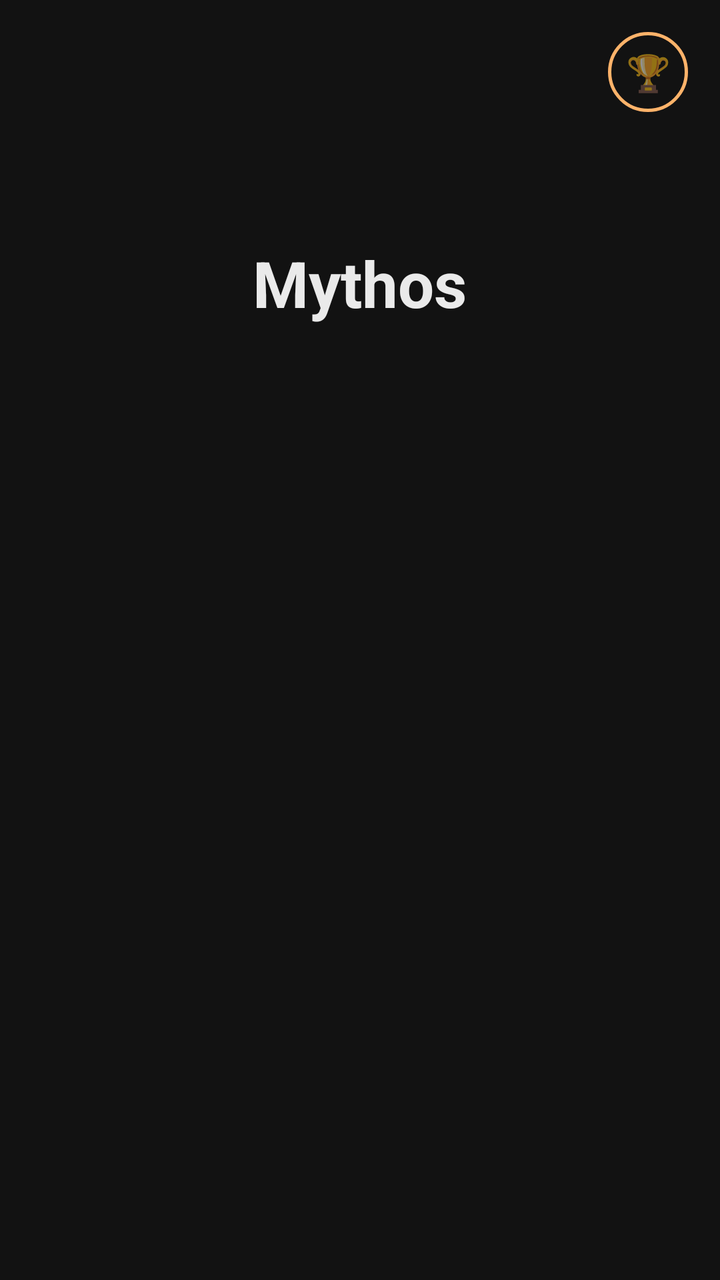
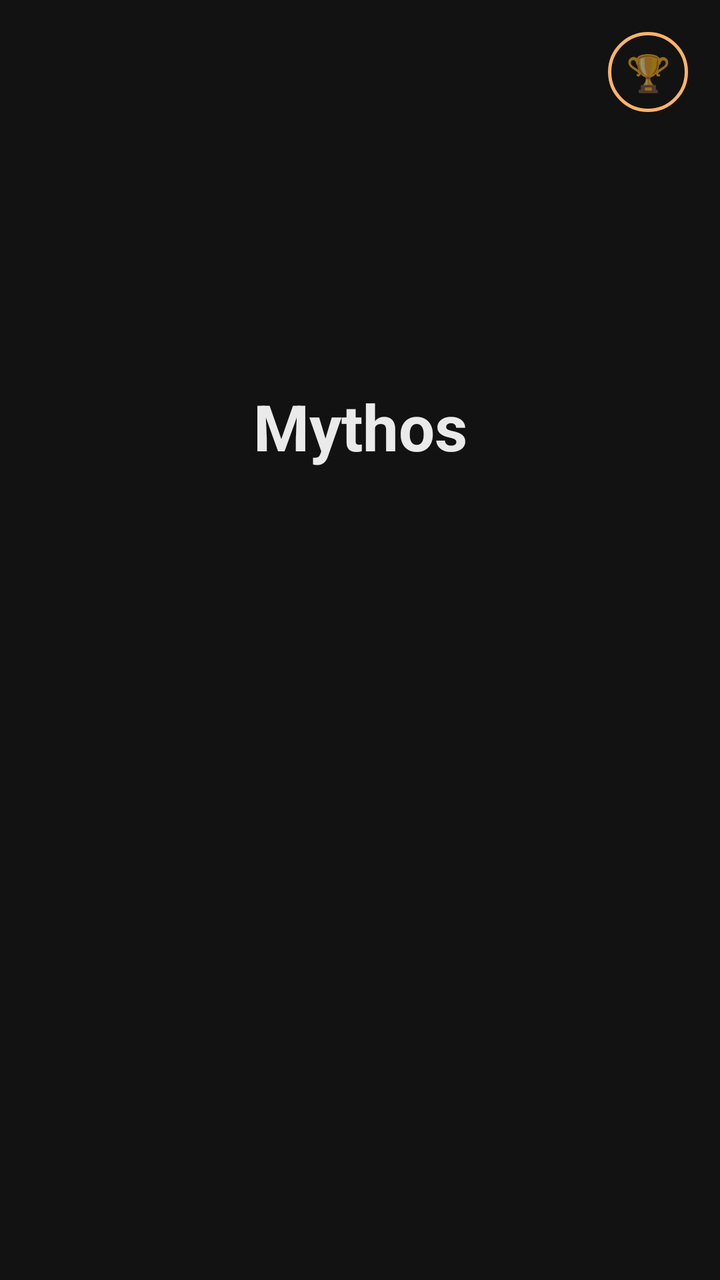

Two renders of the same Android screen: before a commit and after it. Below are the layout's source before the change and the commit's diff.
<!-- AndroidManifest.xml: application theme Theme.App_mythology -->
<!-- res/layout/fragment_home.xml -->
<?xml version="1.0" encoding="utf-8"?>
<FrameLayout xmlns:android="http://schemas.android.com/apk/res/android"
    android:layout_width="match_parent" android:layout_height="match_parent"
    android:background="@android:color/transparent">

    <TextView
        android:layout_width="wrap_content"
        android:layout_height="wrap_content"
        android:layout_gravity="top|center_horizontal"
        android:layout_marginTop="120dp"
        android:text="Mythos"
        android:textSize="32sp"
        android:textStyle="bold"
        android:textColor="@color/on_surface"/>

    
    <include layout="@layout/view_primary_buttons"
        android:layout_width="match_parent"
        android:layout_height="wrap_content"
        android:layout_gravity="center"/>

    
    <TextView android:id="@+id/tv_version"
        android:layout_width="wrap_content" android:layout_height="wrap_content"
        android:layout_gravity="top|start" android:layout_margin="16dp"
        android:textColor="@color/on_surface_variant"
        android:textSize="13sp"
        android:contentDescription="Version de l'application"/>

    <TextView android:id="@+id/btn_trophy"
        android:layout_width="40dp" android:layout_height="40dp"
        android:layout_gravity="top|end" android:layout_margin="16dp"
        android:background="@drawable/bg_help_button"
        android:gravity="center"
        android:text="🏆" android:textSize="18sp"
        android:contentDescription="Succès"
        android:clickable="true" android:focusable="true"/>

</FrameLayout>
<!-- res/layout/view_primary_buttons.xml (included above) -->
<?xml version="1.0" encoding="utf-8"?>

<LinearLayout xmlns:android="http://schemas.android.com/apk/res/android"
    android:id="@+id/primary_button_column"
    android:layout_width="match_parent"
    android:layout_height="wrap_content"
    android:orientation="vertical"
    android:gravity="center_horizontal">

    <ImageButton
        android:id="@+id/btn_primary_1"
        android:layout_width="wrap_content"
        android:layout_height="78dp"
        android:layout_marginBottom="16dp"
        android:adjustViewBounds="true"
        android:scaleType="fitCenter"
        android:background="@null"
        android:padding="0dp" />

    <ImageButton
        android:id="@+id/btn_primary_2"
        android:layout_width="wrap_content"
        android:layout_height="78dp"
        android:layout_marginBottom="16dp"
        android:adjustViewBounds="true"
        android:scaleType="fitCenter"
        android:background="@null"
        android:padding="0dp" />

    <ImageButton
        android:id="@+id/btn_primary_3"
        android:layout_width="wrap_content"
        android:layout_height="78dp"
        android:layout_marginBottom="16dp"
        android:adjustViewBounds="true"
        android:scaleType="fitCenter"
        android:background="@null"
        android:padding="0dp" />

</LinearLayout>
<!-- resources referenced by this layout -->
<resources>
  <color name="on_surface">#FFEAEAEA</color>
  <color name="on_surface_variant">#FF9E9E9E</color>
  <!-- drawable bg_help_button (drawable) -->
  <?xml version="1.0" encoding="utf-8"?>
  <shape xmlns:android="http://schemas.android.com/apk/res/android"
      android:shape="oval">
      <solid android:color="@android:color/transparent"/>
      <stroke android:width="1.5dp" android:color="@color/primary"/>
  </shape>
  <style name="Theme.App_mythology" parent="Base.Theme.App_mythology" />
  <color name="primary">#FFB36A</color>
  <style name="Base.Theme.App_mythology" parent="Theme.MaterialComponents.DayNight.NoActionBar">
          
          <item name="colorPrimary">@color/primary</item>
          <item name="colorPrimaryDark">@color/colorPrimaryDark</item>
          <item name="colorAccent">@color/colorAccent</item>
          <item name="colorOnPrimary">@color/on_primary</item>
          <item name="colorSurface">@color/surface</item>
          <item name="colorOnSurface">@color/on_surface</item>
          <item name="android:windowBackground">@color/surface</item>
          <item name="android:statusBarColor">@color/surface</item>
          <item name="android:navigationBarColor">@color/surface</item>
          <item name="textInputStyle">@style/Widget.MaterialComponents.TextInputLayout.OutlinedBox</item>
          
          <item name="materialButtonStyle">@style/AppButton</item>
      </style>
  <color name="colorPrimaryDark">#FF0A0A0A</color>
  <color name="colorAccent">#FFB36A</color>
  <color name="on_primary">#FF1A1A1A</color>
  <color name="surface">#FF121212</color>
  <style name="AppButton" parent="Widget.MaterialComponents.Button">
          <item name="android:textAllCaps">false</item>
          <item name="android:letterSpacing">0</item>
          <item name="android:insetTop">0dp</item>
          <item name="android:insetBottom">0dp</item>
          <item name="android:maxLines">1</item>
          <item name="android:textSize">15sp</item>
          <item name="autoSizeTextType">uniform</item>
          <item name="autoSizeMinTextSize">11sp</item>
          <item name="autoSizeMaxTextSize">15sp</item>
      </style>
</resources>

<!-- the commit's change to res/layout/fragment_home.xml (unified diff, before → after) -->
@@ -1,17 +1,34 @@
 <?xml version="1.0" encoding="utf-8"?>
 <FrameLayout xmlns:android="http://schemas.android.com/apk/res/android"
+    xmlns:app="http://schemas.android.com/apk/res-auto"
     android:layout_width="match_parent" android:layout_height="match_parent"
     android:background="@android:color/transparent">
 
-    <TextView
-        android:layout_width="wrap_content"
-        android:layout_height="wrap_content"
-        android:layout_gravity="top|center_horizontal"
-        android:layout_marginTop="120dp"
-        android:text="Mythos"
-        android:textSize="32sp"
-        android:textStyle="bold"
-        android:textColor="@color/on_surface"/>
+    
+    <androidx.constraintlayout.widget.ConstraintLayout
+        android:layout_width="match_parent"
+        android:layout_height="match_parent">
+
+        <androidx.constraintlayout.widget.Guideline
+            android:id="@+id/guide_title"
+            android:layout_width="wrap_content"
+            android:layout_height="wrap_content"
+            android:orientation="horizontal"
+            app:layout_constraintGuide_percent="0.333" />
+
+        <TextView
+            android:layout_width="wrap_content"
+            android:layout_height="wrap_content"
+            app:layout_constraintTop_toTopOf="@id/guide_title"
+            app:layout_constraintBottom_toBottomOf="@id/guide_title"
+            app:layout_constraintStart_toStartOf="parent"
+            app:layout_constraintEnd_toEndOf="parent"
+            android:text="Mythos"
+            android:textSize="32sp"
+            android:textStyle="bold"
+            android:textColor="@color/on_surface"/>
+
+    </androidx.constraintlayout.widget.ConstraintLayout>
 
     
     <include layout="@layout/view_primary_buttons"
@@ -47,6 +64,10 @@
     android:orientation="vertical"
     android:gravity="center_horizontal">
 
+    <Space
+        android:layout_width="match_parent"
+        android:layout_height="126dp" />
+
     <ImageButton
         android:id="@+id/btn_primary_1"
         android:layout_width="wrap_content"
